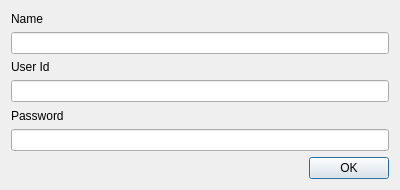
Qt form SimpleManager/UserLogInDialog.ui (CreativeMetalCat/SimpleManager) before a commit.
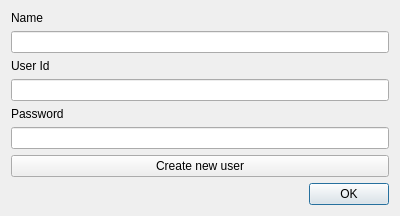
The same form after that commit.

The edit to the form file:
```diff
--- a/SimpleManager/UserLogInDialog.ui
+++ b/SimpleManager/UserLogInDialog.ui
@@ -7,7 +7,7 @@
     <x>0</x>
     <y>0</y>
     <width>400</width>
-    <height>190</height>
+    <height>205</height>
    </rect>
   </property>
   <property name="windowTitle">
@@ -52,6 +52,13 @@
      </property>
     </widget>
    </item>
+   <item>
+    <widget class="QPushButton" name="button_CreateNewUser">
+     <property name="text">
+      <string>Create new user</string>
+     </property>
+    </widget>
+   </item>
    <item>
     <widget class="QDialogButtonBox" name="buttonBox">
      <property name="standardButtons">
```
